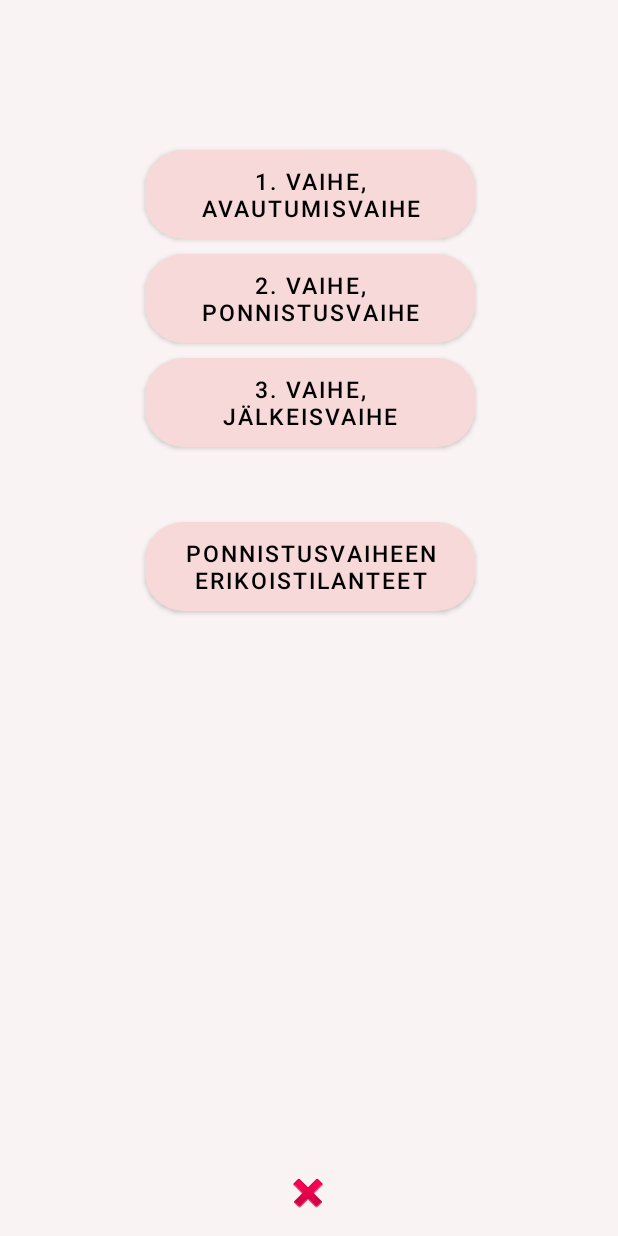
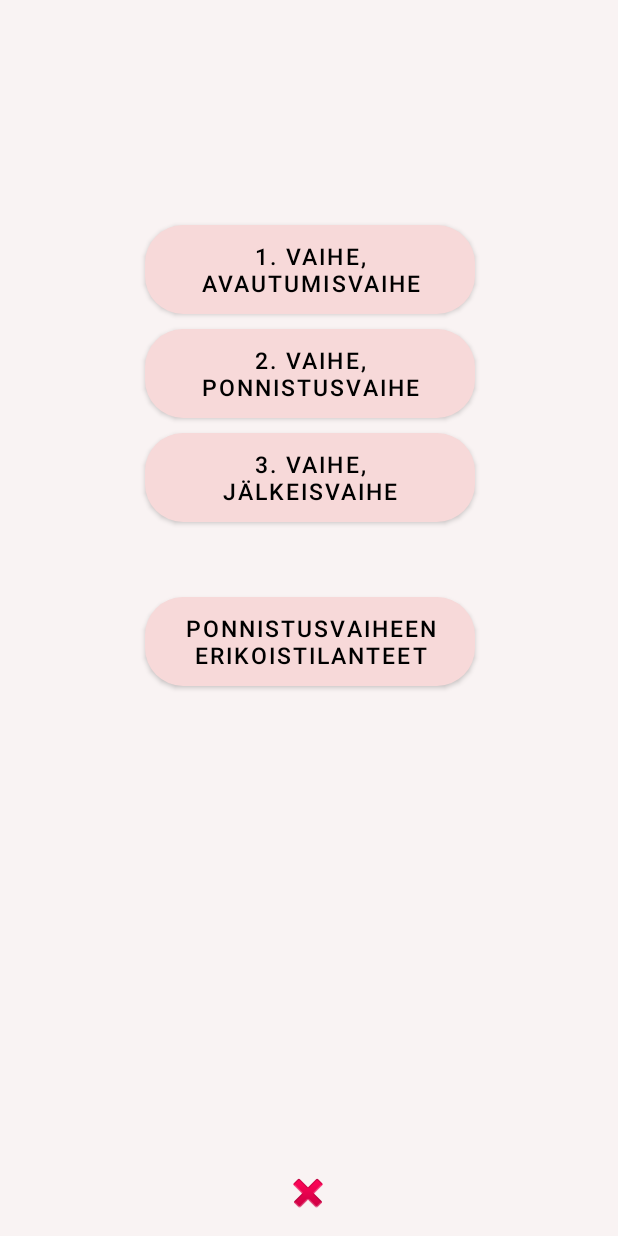
Before and after one commit to Hankonen/JokuAppi, an Android app: the Straight_to_labor_activity screen opened directly, with no data from a screen before it, on a phone screen of 412 x 824 dp. Run offline under Robolectric (Android 15) with nearby library versions, the phone set to English and light mode, and no system bars.

Commit message:
Animaatio ok. Toimiva versio

```diff
--- a/app/src/main/res/layout/activity_straight_to_labor_activity.xml
+++ b/app/src/main/res/layout/activity_straight_to_labor_activity.xml
@@ -15,7 +15,7 @@
         style="@style/button_style"
         android:layout_width="220dp"
         android:layout_height="wrap_content"
-        android:layout_marginTop="100dp"
+        android:layout_marginTop="150dp"
         android:onClick="onClickListener_ekaVaihe"
         android:text="@string/button_eka_vaihe"
         app:layout_constraintBottom_toBottomOf="parent"
--- a/app/src/main/res/xml/activity_straight_to_labor_activity_scene.xml
+++ b/app/src/main/res/xml/activity_straight_to_labor_activity_scene.xml
@@ -69,8 +69,7 @@
             motion:layout_constraintTop_toTopOf="parent"
             motion:layout_constraintStart_toStartOf="parent"
             android:id="@+id/button_eka_vaihe"
-            motion:layout_constraintHorizontal_bias="0.513"
-            android:layout_marginTop="100dp" />
+            android:layout_marginTop="150dp" />
         <Constraint
             android:layout_height="wrap_content"
             motion:layout_constraintBottom_toBottomOf="parent"
```
Also changed, not shown: app/src/main/java/projekti/ampuappi/SliderAdapter.java (+0 -13 lines).
